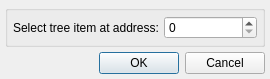
This is UEFITool/gotoaddressdialog.ui in LongSoft/UEFITool as Qt 5 draws it before an edit. The edited form follows.
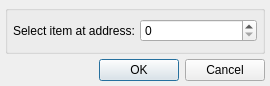
This is the edited form. Custom widgets are drawn as their Qt base class.

Patch:
```diff
--- a/UEFITool/gotoaddressdialog.ui
+++ b/UEFITool/gotoaddressdialog.ui
@@ -7,7 +7,7 @@
     <x>0</x>
     <y>0</y>
     <width>270</width>
-    <height>70</height>
+    <height>86</height>
    </rect>
   </property>
   <property name="windowTitle">
@@ -56,7 +56,7 @@
       <item>
        <widget class="QLabel" name="label">
         <property name="text">
-         <string>Select tree item at address:</string>
+         <string>Select item at address:</string>
         </property>
        </widget>
       </item>
```
Left out of the diff: 2 changed lines with no effect on the pictures.
